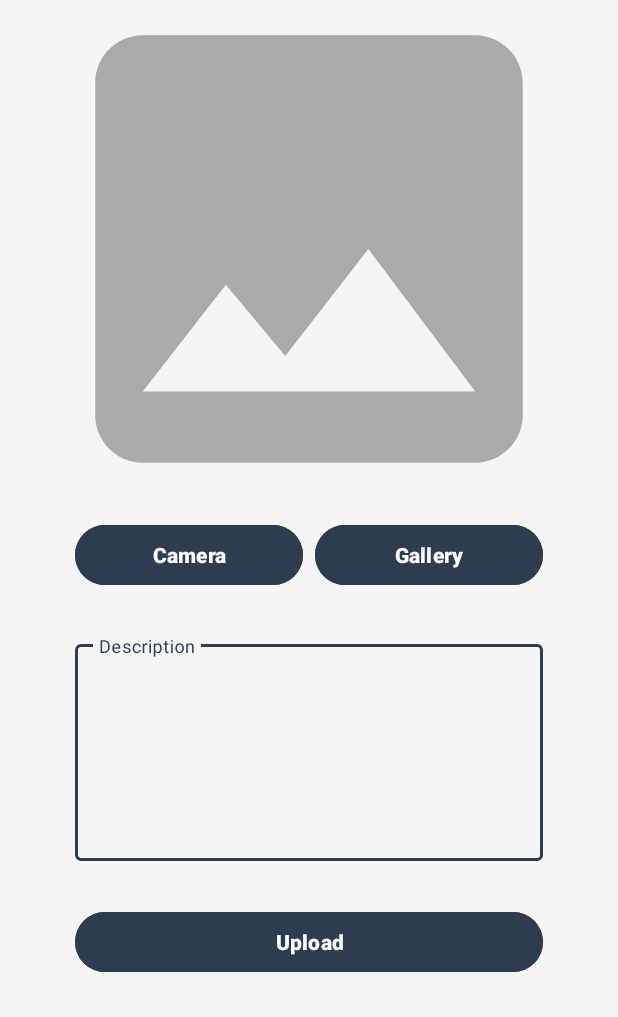
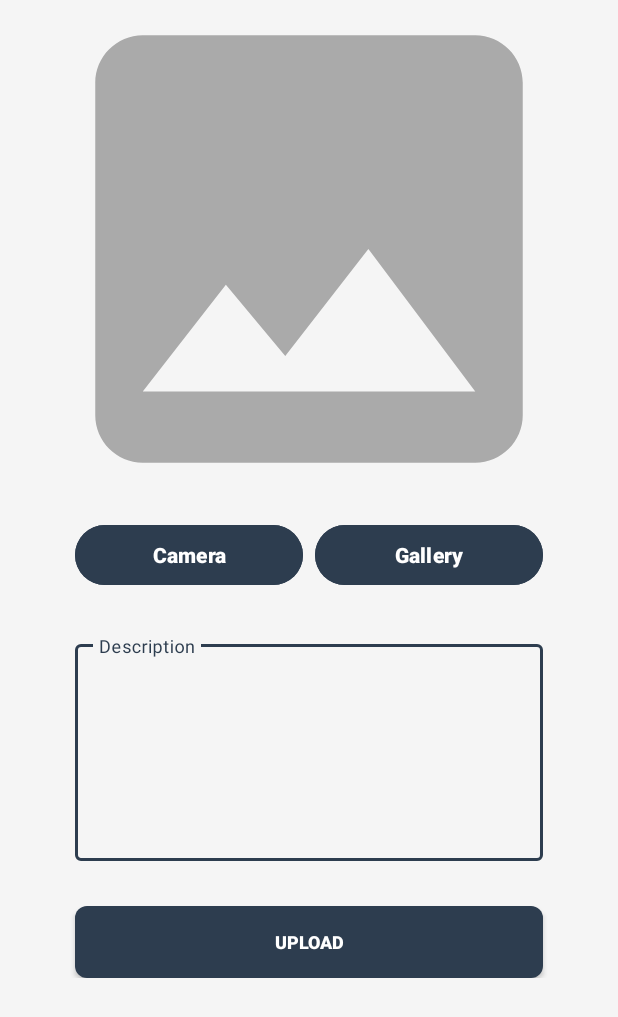
Before and after one commit to rhma23/storyApp, an Android app: the AddStoryActivity screen opened directly, with no data from a screen before it, on a phone screen of 412 x 824 dp. Shown: the top 1017 px of the screen. Run offline under Robolectric (Android 15) with nearby library versions, the phone set to English and light mode, and no system bars; libraries missing offline, so code that uses them is left out: com.yalantis.ucrop; pictures from the network do not load.

Commit message:
menambahkan custom view email validation, password validation, button dissable dan memperbiki fungsi start camera di file addStory

```diff
--- /dev/null
+++ b/app/src/main/java/com/dicoding/storyapp/ui/MyButton.kt
@@ -0,0 +1,34 @@
+package com.dicoding.storyapp.ui
+
+import android.content.Context
+import android.graphics.Canvas
+import android.graphics.drawable.Drawable
+import android.util.AttributeSet
+import android.view.Gravity
+import androidx.appcompat.widget.AppCompatButton
+import androidx.core.content.ContextCompat
+import com.dicoding.storyapp.R
+
+class MyButton : AppCompatButton {
+
+    constructor(context: Context) : super(context) // untuk di Activity/Fragment
+    constructor(context: Context, attrs: AttributeSet) : super(context, attrs)  // untuk di XML
+
+    private var txtColor: Int = 0
+    private var enabledBackground: Drawable
+    private var disabledBackground: Drawable
+    init {
+        txtColor = ContextCompat.getColor(context, android.R.color.background_light)
+        enabledBackground = ContextCompat.getDrawable(context, R.drawable.bg_button) as Drawable
+        disabledBackground = ContextCompat.getDrawable(context, R.drawable.bg_button_disable) as Drawable
+    }
+
+    override fun onDraw(canvas: Canvas) {
+        super.onDraw(canvas)
+        background = if(isEnabled) enabledBackground else disabledBackground
+        setTextColor(txtColor)
+        textSize = 12f
+        gravity = Gravity.CENTER
+        text = if(isEnabled) "Upload" else "Uploading"
+    }
+}
--- a/app/src/main/java/com/dicoding/storyapp/view/main/AddStoryActivity.kt
+++ b/app/src/main/java/com/dicoding/storyapp/view/main/AddStoryActivity.kt
@@ -27,6 +27,11 @@ import java.io.File
 import java.io.FileOutputStream
 import android.graphics.Bitmap
 import android.graphics.BitmapFactory
+import android.os.Handler
+import android.os.Looper
+import android.view.View
+import com.dicoding.storyapp.R
+import com.dicoding.storyapp.ui.MyButton
 import java.io.ByteArrayOutputStream
 
 class AddStoryActivity : AppCompatActivity() {
@@ -34,6 +39,7 @@ class AddStoryActivity : AppCompatActivity() {
     private lateinit var mainViewModel: MainViewModel
     private lateinit var addStoryViewModel: AddStoryViewModel
     private var token: String? = null
+    private lateinit var myButton: MyButton
 
     private val requestPermissionLauncher =
         registerForActivityResult(ActivityResultContracts.RequestPermission()) { isGranted ->
@@ -51,7 +57,9 @@ class AddStoryActivity : AppCompatActivity() {
                 showImage(uri)
             }
         } else {
+            binding.previewImageView.setImageResource(R.drawable.ic_place_holder)
             Log.e("Camera", "Image capture failed")
+            mainViewModel.setCurrentImageUri(null)
         }
     }
 
@@ -76,6 +84,7 @@ class AddStoryActivity : AppCompatActivity() {
         super.onCreate(savedInstanceState)
         binding = ActivityAddStoryBinding.inflate(layoutInflater)
         setContentView(binding.root)
+        myButton = findViewById(R.id.uploadButton)
 
         val factory = ViewModelFactory.getInstance(applicationContext)
         mainViewModel = ViewModelProvider(this, factory)[MainViewModel::class.java]
@@ -97,11 +106,16 @@ class AddStoryActivity : AppCompatActivity() {
             requestPermissionLauncher.launch(REQUIRED_PERMISSION)
         }
 
+        myButton.isEnabled = true
+
         binding.apply {
             galleryButton.setOnClickListener { openGallery() }
             cameraButton.setOnClickListener { startCamera() }
-            uploadButton.setOnClickListener { uploadStory() }
+            uploadButton.setOnClickListener {
+                uploadStory()
             }
+        }
+        binding.progressBar.visibility = View.INVISIBLE
     }
 
     private fun allPermissionsGranted(): Boolean {
@@ -120,8 +134,10 @@ class AddStoryActivity : AppCompatActivity() {
 
     private fun startCamera() {
         val imageUri = getImageUri(this)
+        if (imageUri != null) {
             mainViewModel.setCurrentImageUri(imageUri)
             launcherIntentCamera.launch(imageUri)
+        }
     }
 
     private fun startCrop(sourceUri: Uri) {
@@ -139,6 +155,8 @@ class AddStoryActivity : AppCompatActivity() {
             if (resultUri != null) {
                 mainViewModel.setCurrentImageUri(resultUri)
                 showImage(resultUri)
+            }else {
+                showToast("Crop error: resultUri is null")
             }
         } else if (resultCode == UCrop.RESULT_ERROR) {
             val cropError = UCrop.getError(data!!)
@@ -147,20 +165,21 @@ class AddStoryActivity : AppCompatActivity() {
     }
 
     private fun showImage(uri: Uri) {
-        Log.d("Image URI", "showImage: $uri")
+        if (uri != null) {
             binding.previewImageView.setImageURI(uri)
+        }
     }
 
     private fun uploadStory() {
+        val imageUri = mainViewModel.currentImageUri.value
+        if (imageUri == null) {
+            showToast("No image selected.")
+            return
+        }
+
         val description = binding.descriptionEditText.text.toString().trim()
         if (description.isBlank()) {
             showToast("Description cannot be empty.")
-            return
-        }
-
-        val imageUri = mainViewModel.currentImageUri.value
-        if (imageUri == null) {
-            showToast("No image selected.")
             return
         }
 
@@ -190,7 +209,7 @@ class AddStoryActivity : AppCompatActivity() {
         token?.let {
             Log.d(TAG, "uploadStory: Token: $it")
             addStoryViewModel.uploadStory(it, imagePart, descriptionPart, latPart, lonPart)
-
+                Handler(Looper.getMainLooper()).postDelayed({
                     addStoryViewModel.uploadResponse.observe(this) { response ->
                         if (!response.error!!) {
                             showToast("Story uploaded successfully!")
@@ -200,10 +219,15 @@ class AddStoryActivity : AppCompatActivity() {
                         val intent = Intent(this, MainActivity::class.java)
                         intent.flags = Intent.FLAG_ACTIVITY_CLEAR_TASK or Intent.FLAG_ACTIVITY_NEW_TASK
                         startActivity(intent)
+                        binding.progressBar.visibility = View.GONE
+                        myButton.isEnabled = true
                     }
+                }, 1000)
         } ?: run {
             showToast("Token is not available.")
         }
+        binding.progressBar.visibility = View.VISIBLE
+        myButton.isEnabled = false
     }
 
     private fun showToast(message: String) {
@@ -244,4 +268,5 @@ class AddStoryActivity : AppCompatActivity() {
 
         return compressedFile
     }
+
 }
--- /dev/null
+++ b/app/src/main/res/drawable/bg_button.xml
@@ -0,0 +1,16 @@
+<selector xmlns:android="http://schemas.android.com/apk/res/android">
+    <item android:state_pressed="true">
+        <shape>
+            <solid android:color="@color/navy" />
+            <corners android:radius="6dp" />
+            <padding android:left="4dp" android:right="4dp" />
+        </shape>
+    </item>
+    <item>
+        <shape>
+            <solid android:color="@color/navy" />
+            <corners android:radius="8dp" />
+            <padding android:left="4dp" android:right="4dp" />
+        </shape>
+    </item>
+</selector>
--- /dev/null
+++ b/app/src/main/res/drawable/bg_button_disable.xml
@@ -0,0 +1,16 @@
+<selector xmlns:android="http://schemas.android.com/apk/res/android">
+    <item android:state_pressed="true">
+        <shape>
+            <solid android:color="@color/navy_disable" />
+            <corners android:radius="6dp" />
+            <padding android:left="4dp" android:right="4dp" />
+        </shape>
+    </item>
+    <item>
+        <shape>
+            <solid android:color="@color/navy_disable" />
+            <corners android:radius="8dp" />
+            <padding android:left="4dp" android:right="4dp" />
+        </shape>
+    </item>
+</selector>
--- a/app/src/main/res/layout/activity_add_story.xml
+++ b/app/src/main/res/layout/activity_add_story.xml
@@ -13,6 +13,9 @@
         app:layout_constraintTop_toTopOf="parent"
         app:layout_constraintBottom_toBottomOf="parent">
 
+        <FrameLayout
+            android:layout_width="match_parent"
+            android:layout_height="wrap_content">
             <LinearLayout
                 android:layout_width="match_parent"
                 android:layout_height="wrap_content"
@@ -66,6 +69,7 @@
                     android:backgroundTint="@color/navy"
                     android:textColor="#FFFFFF"
                     android:textStyle="bold" />
+
             </LinearLayout>
 
             <com.google.android.material.textfield.TextInputLayout
@@ -87,7 +91,7 @@
                         android:minLines="1" />
                 </com.google.android.material.textfield.TextInputLayout>
 
-            <Button
+                <com.dicoding.storyapp.ui.MyButton
                     android:id="@+id/uploadButton"
                     android:layout_width="match_parent"
                     android:layout_height="wrap_content"
@@ -96,8 +100,16 @@
                     android:layout_marginTop="30dp"
                     android:text="@string/upload"
                     android:textStyle="bold"
-                android:backgroundTint="@color/navy"
-                android:textColor="#FFFFFF" />
+                    android:textColor="#FFFFFF"
+                    android:enabled="false"/>
             </LinearLayout>
+            <ProgressBar
+                android:id="@+id/progressBar"
+                style="?android:attr/progressBarStyle"
+                android:layout_width="wrap_content"
+                android:layout_height="wrap_content"
+                android:layout_gravity="center"
+                android:elevation="100dp" />
+        </FrameLayout>
     </ScrollView>
 </androidx.constraintlayout.widget.ConstraintLayout>
--- a/app/src/main/res/layout/activity_signup.xml
+++ b/app/src/main/res/layout/activity_signup.xml
@@ -98,7 +98,7 @@
             app:layout_constraintTop_toBottomOf="@+id/emailTextView"
             app:startIconDrawable="@drawable/ic_baseline_email_24">
 
-            <com.google.android.material.textfield.TextInputEditText
+            <com.dicoding.storyapp.ui.EmailValidation
                 android:id="@+id/emailEditText"
                 android:layout_width="match_parent"
                 android:layout_height="wrap_content"
@@ -130,7 +130,7 @@
             app:layout_constraintTop_toBottomOf="@+id/passwordTextView"
             app:startIconDrawable="@drawable/ic_baseline_lock_24">
 
-            <com.google.android.material.textfield.TextInputEditText
+            <com.dicoding.storyapp.ui.PasswordValidation
                 android:id="@+id/passwordEditText"
                 android:layout_width="match_parent"
                 android:layout_height="wrap_content"
```
Also changed, not shown: app/src/main/java/com/dicoding/storyapp/ui/EmailValidation.kt (added, +45 -0 lines), app/src/main/java/com/dicoding/storyapp/ui/PasswordValidation.kt (added, +59 -0 lines), app/src/main/java/com/dicoding/storyapp/view/main/MainActivity.kt (+16 -0 lines), app/src/main/java/com/dicoding/storyapp/view/register/RegisterActivity.kt (+13 -38 lines), app/src/main/res/layout/activity_main.xml (+9 -4 lines), app/src/main/res/values/colors.xml (+7 -1 lines). Lines whose indentation alone changed are shown as unchanged.
